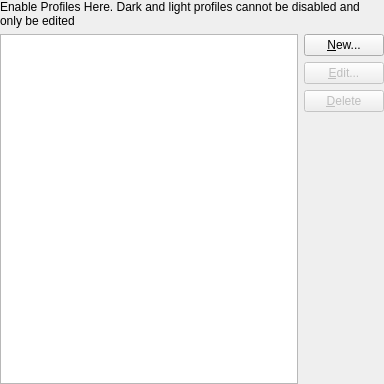
This is src/settings/profilesettingsdialog.ui in baduhai/Koi as Qt 5 draws it before an edit. The edited form follows.
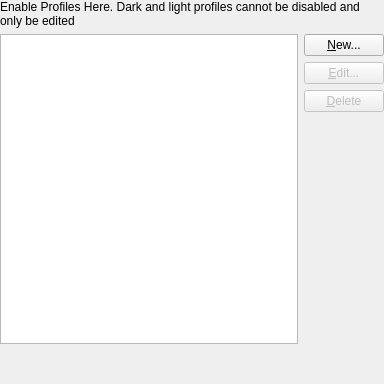
This is the edited form.

Commit message: update the profile view when a new profile is added

```diff
--- a/src/settings/profilesettingsdialog.ui
+++ b/src/settings/profilesettingsdialog.ui
@@ -34,10 +34,20 @@
     </widget>
    </item>
    <item>
-    <layout class="QGridLayout" name="gridLayout_2" rowstretch="0,1">
+    <layout class="QGridLayout" name="gridLayout_2" rowstretch="0,1,0">
      <property name="verticalSpacing">
       <number>0</number>
      </property>
+     <item row="0" column="0" rowspan="2">
+      <widget class="QTableView" name="profilesList">
+       <property name="alternatingRowColors">
+        <bool>true</bool>
+       </property>
+       <property name="selectionMode">
+        <enum>QAbstractItemView::ExtendedSelection</enum>
+       </property>
+      </widget>
+     </item>
      <item row="0" column="1">
       <layout class="QVBoxLayout" name="verticalLayout">
        <property name="spacing">
@@ -81,7 +91,20 @@
        </item>
       </layout>
      </item>
-     <item row="1" column="1">
+     <item row="2" column="0">
+      <spacer name="verticalSpacer">
+       <property name="orientation">
+        <enum>Qt::Vertical</enum>
+       </property>
+       <property name="sizeHint" stdset="0">
+        <size>
+         <width>20</width>
+         <height>40</height>
+        </size>
+       </property>
+      </spacer>
+     </item>
+     <item row="1" column="1" rowspan="2">
       <spacer>
        <property name="orientation">
         <enum>Qt::Vertical</enum>
@@ -94,16 +117,6 @@
        </property>
       </spacer>
      </item>
-     <item row="0" column="0" rowspan="2">
-      <widget class="QTableView" name="profilesList">
-       <property name="alternatingRowColors">
-        <bool>true</bool>
-       </property>
-       <property name="selectionMode">
-        <enum>QAbstractItemView::ExtendedSelection</enum>
-       </property>
-      </widget>
-     </item>
     </layout>
    </item>
   </layout>
```
The commit also changes 8 other files.
